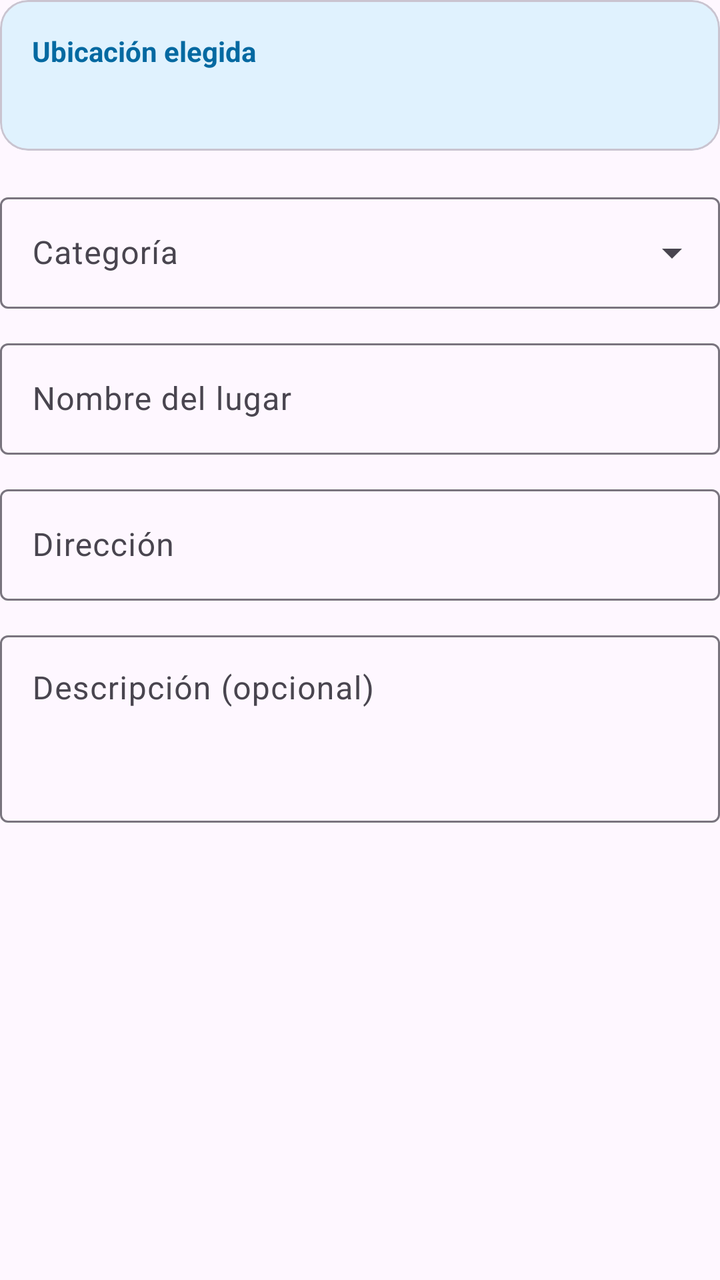
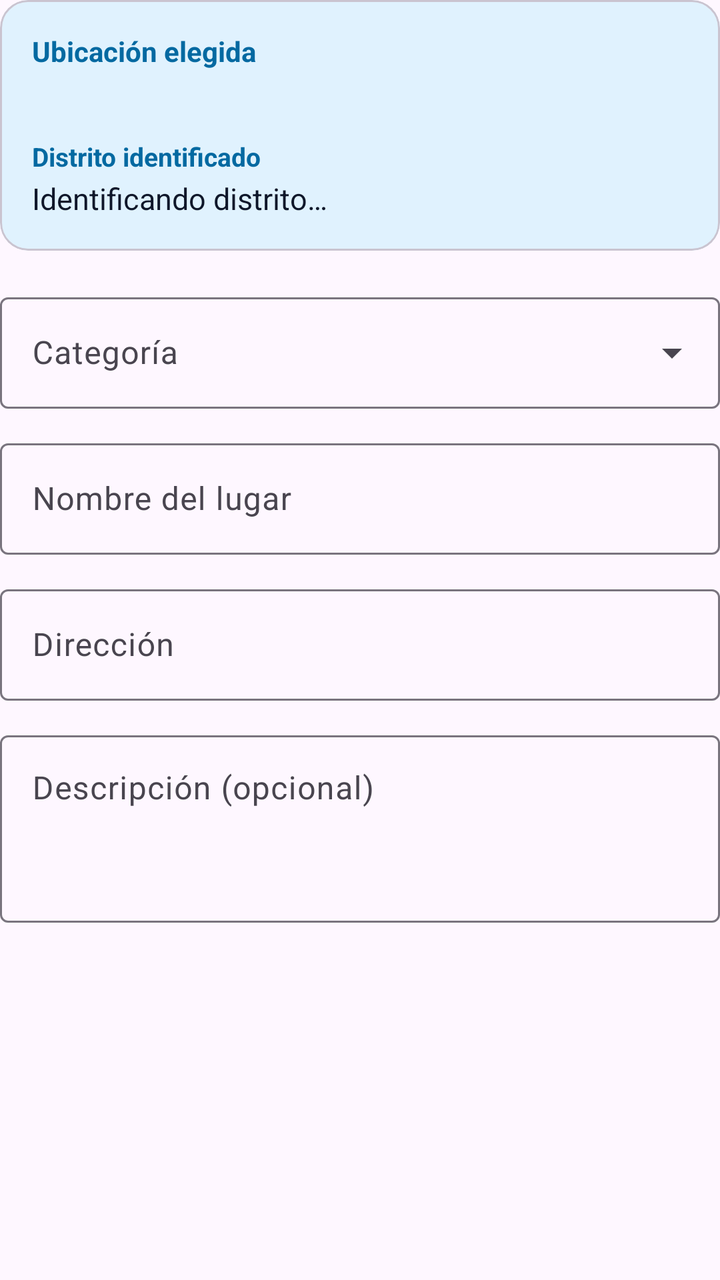

Screens rendered from an Android XML layout before and after an edit, with the pre-edit source and the edit as a unified diff.
<!-- AndroidManifest.xml: application theme Theme.Appmovil -->
<!-- res/layout/view_place_form.xml -->
<?xml version="1.0" encoding="utf-8"?>
<LinearLayout xmlns:android="http://schemas.android.com/apk/res/android"
    xmlns:app="http://schemas.android.com/apk/res-auto"
    android:layout_width="match_parent"
    android:layout_height="wrap_content"
    android:orientation="vertical">

    <com.google.android.material.card.MaterialCardView
        android:layout_width="match_parent"
        android:layout_height="wrap_content"
        app:cardBackgroundColor="@color/app_primary_soft"
        app:cardCornerRadius="14dp"
        app:cardElevation="0dp">

        <LinearLayout
            android:layout_width="match_parent"
            android:layout_height="wrap_content"
            android:orientation="vertical"
            android:padding="16dp">

            <TextView
                android:layout_width="match_parent"
                android:layout_height="wrap_content"
                android:text="@string/place_form_coordinates"
                android:textColor="@color/app_primary_dark"
                android:textSize="14sp"
                android:textStyle="bold" />

            <TextView
                android:id="@+id/tvPlaceCoordinates"
                android:layout_width="match_parent"
                android:layout_height="wrap_content"
                android:layout_marginTop="4dp"
                android:textColor="@color/app_text_primary"
                android:textSize="15sp" />
        </LinearLayout>
    </com.google.android.material.card.MaterialCardView>

    <com.google.android.material.textfield.TextInputLayout
        android:id="@+id/placeTypeLayout"
        style="@style/Widget.Material3.TextInputLayout.OutlinedBox.ExposedDropdownMenu"
        android:layout_width="match_parent"
        android:layout_height="wrap_content"
        android:layout_marginTop="18dp"
        android:hint="@string/place_form_type">

        <AutoCompleteTextView
            android:id="@+id/etPlaceType"
            android:layout_width="match_parent"
            android:layout_height="wrap_content"
            android:inputType="none" />
    </com.google.android.material.textfield.TextInputLayout>

    <com.google.android.material.textfield.TextInputLayout
        android:layout_width="match_parent"
        android:layout_height="wrap_content"
        android:layout_marginTop="12dp"
        android:hint="@string/place_form_name"
        style="@style/Widget.Material3.TextInputLayout.OutlinedBox">

        <com.google.android.material.textfield.TextInputEditText
            android:id="@+id/etPlaceName"
            android:layout_width="match_parent"
            android:layout_height="wrap_content"
            android:inputType="textCapWords"
            android:imeOptions="actionNext"
            android:maxLength="120" />
    </com.google.android.material.textfield.TextInputLayout>

    <com.google.android.material.textfield.TextInputLayout
        android:layout_width="match_parent"
        android:layout_height="wrap_content"
        android:layout_marginTop="12dp"
        android:hint="@string/place_form_address"
        style="@style/Widget.Material3.TextInputLayout.OutlinedBox">

        <com.google.android.material.textfield.TextInputEditText
            android:id="@+id/etPlaceAddress"
            android:layout_width="match_parent"
            android:layout_height="wrap_content"
            android:inputType="textPostalAddress"
            android:imeOptions="actionNext"
            android:maxLength="255" />
    </com.google.android.material.textfield.TextInputLayout>

    <com.google.android.material.textfield.TextInputLayout
        android:layout_width="match_parent"
        android:layout_height="wrap_content"
        android:layout_marginTop="12dp"
        android:hint="@string/place_form_description"
        style="@style/Widget.Material3.TextInputLayout.OutlinedBox">

        <com.google.android.material.textfield.TextInputEditText
            android:id="@+id/etPlaceDescription"
            android:layout_width="match_parent"
            android:layout_height="wrap_content"
            android:gravity="top|start"
            android:inputType="textCapSentences|textMultiLine"
            android:maxLength="1000"
            android:minLines="3"
            android:maxLines="5" />
    </com.google.android.material.textfield.TextInputLayout>
</LinearLayout>
<!-- resources referenced by this layout -->
<resources>
  <color name="app_primary_dark">#0369A1</color>
  <color name="app_primary_soft">#E0F2FE</color>
  <color name="app_text_primary">#0F172A</color>
  <string name="place_form_address">Dirección</string>
  <string name="place_form_coordinates">Ubicación elegida</string>
  <string name="place_form_description">Descripción (opcional)</string>
  <string name="place_form_name">Nombre del lugar</string>
  <string name="place_form_type">Categoría</string>
  <style name="Theme.Appmovil" parent="Base.Theme.Appmovil" />
  <style name="Base.Theme.Appmovil" parent="Theme.Material3.Light.NoActionBar">
          <item name="colorPrimary">@color/app_primary</item>
          <item name="colorSecondary">@color/app_secondary</item>
          <item name="android:colorAccent">@color/app_primary</item>
          <item name="android:navigationBarColor">@color/white</item>
          <item name="android:statusBarColor">@color/white</item>
          <item name="android:windowLightStatusBar">true</item>
      </style>
  <color name="app_primary">#0284C7</color>
  <color name="app_secondary">#0D9488</color>
  <color name="white">#FFFFFFFF</color>
</resources>

<!-- the commit's change to res/layout/view_place_form.xml (unified diff, before → after) -->
@@ -31,6 +31,24 @@
                 android:layout_width="match_parent"
                 android:layout_height="wrap_content"
                 android:layout_marginTop="4dp"
+                android:textColor="@color/app_text_primary"
+                android:textSize="15sp" />
+
+            <TextView
+                android:layout_width="match_parent"
+                android:layout_height="wrap_content"
+                android:layout_marginTop="10dp"
+                android:text="Distrito identificado"
+                android:textColor="@color/app_primary_dark"
+                android:textSize="13sp"
+                android:textStyle="bold" />
+
+            <TextView
+                android:id="@+id/tvPlaceDistrict"
+                android:layout_width="match_parent"
+                android:layout_height="wrap_content"
+                android:layout_marginTop="2dp"
+                android:text="Identificando distrito…"
                 android:textColor="@color/app_text_primary"
                 android:textSize="15sp" />
         </LinearLayout>
